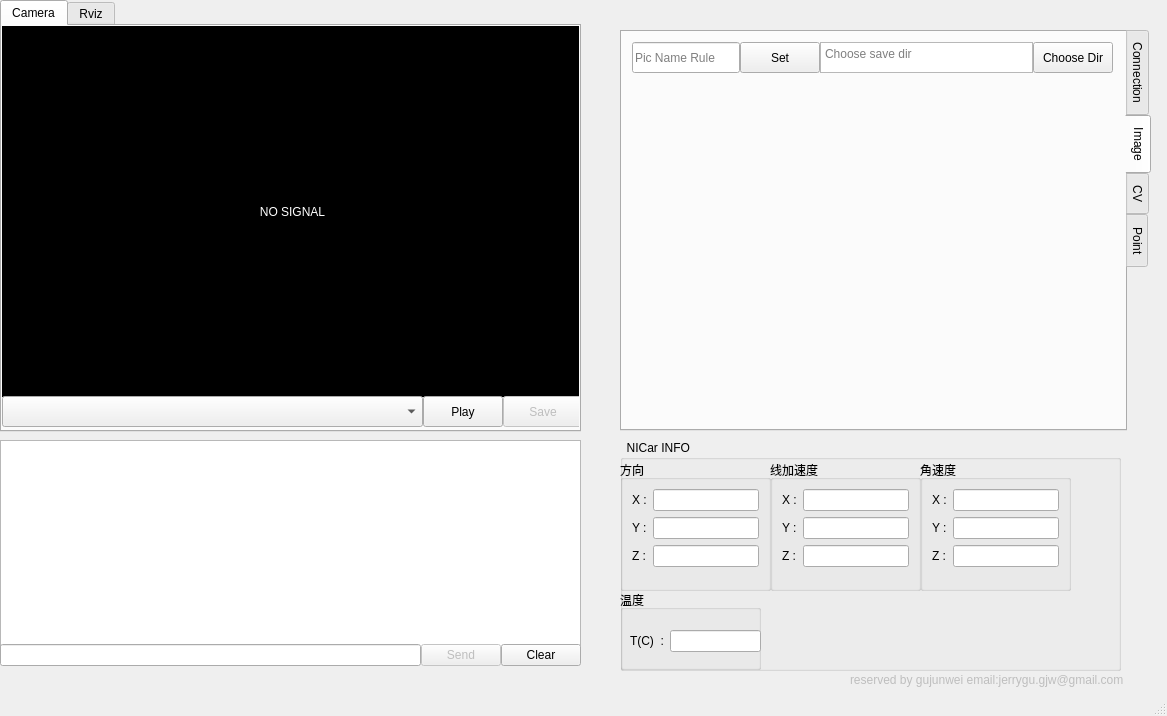
First picture: the form in ui/mainWindow.ui, repository DoiryCool/Qt5-Ros-NICar, before the edit.
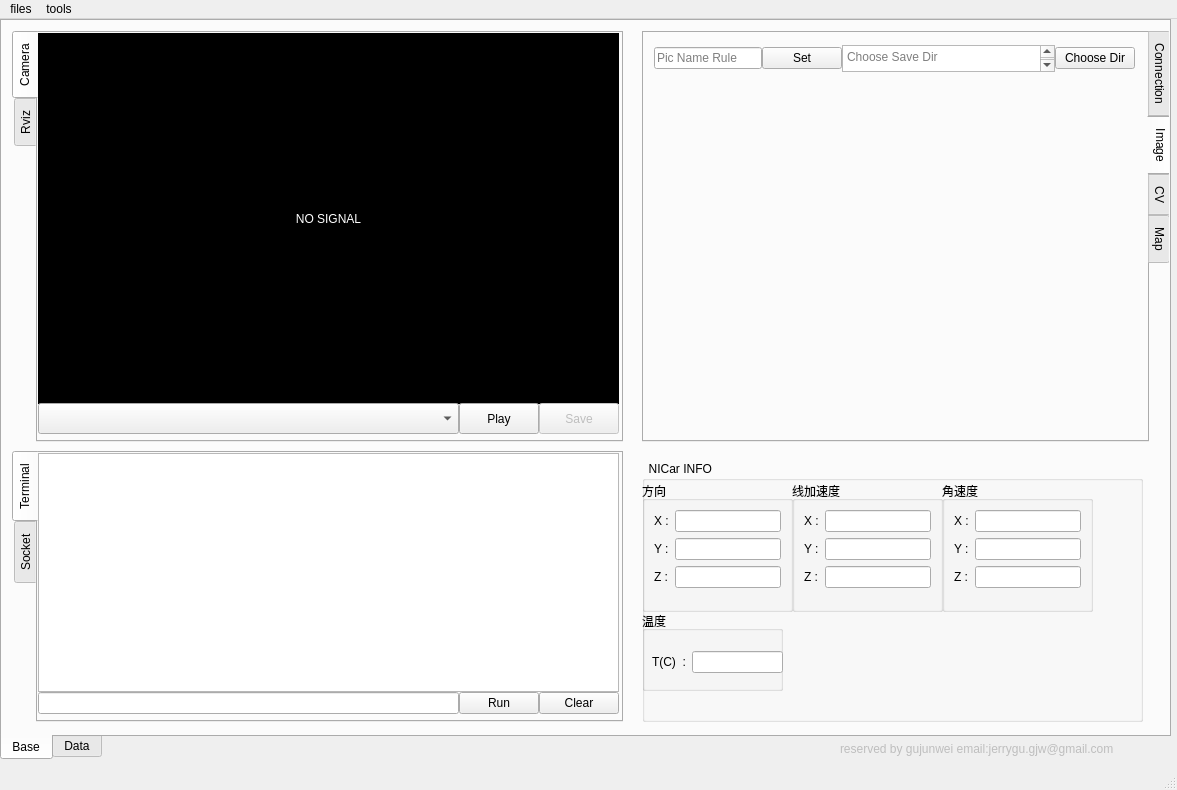
Second picture: the form after the edit. The open tabs and pages were chosen to show the change.

The edit to the form file:
```diff
--- a/ui/mainWindow.ui
+++ b/ui/mainWindow.ui
@@ -6,25 +6,82 @@
    <rect>
     <x>0</x>
     <y>0</y>
-    <width>1167</width>
-    <height>716</height>
+    <width>1177</width>
+    <height>790</height>
    </rect>
   </property>
   <property name="windowTitle">
    <string>NICar</string>
   </property>
   <widget class="QWidget" name="centralwidget">
+   <widget class="QLabel" name="authersaid">
+    <property name="enabled">
+     <bool>false</bool>
+    </property>
+    <property name="geometry">
+     <rect>
+      <x>840</x>
+      <y>720</y>
+      <width>321</width>
+      <height>20</height>
+     </rect>
+    </property>
+    <property name="text">
+     <string notr="true">reserved by gujunwei email:jerrygu.gjw@gmail.com</string>
+    </property>
+   </widget>
+   <widget class="QWidget" name="layoutWidget">
+    <property name="geometry">
+     <rect>
+      <x>0</x>
+      <y>0</y>
+      <width>2</width>
+      <height>2</height>
+     </rect>
+    </property>
+    <layout class="QVBoxLayout" name="verticalLayout_6"/>
+   </widget>
+   <widget class="QWidget" name="layoutWidget">
+    <property name="geometry">
+     <rect>
+      <x>0</x>
+      <y>0</y>
+      <width>2</width>
+      <height>2</height>
+     </rect>
+    </property>
+    <layout class="QVBoxLayout" name="verticalLayout_7"/>
+   </widget>
+   <widget class="QTabWidget" name="tabWidget">
+    <property name="geometry">
+     <rect>
+      <x>0</x>
+      <y>0</y>
+      <width>1171</width>
+      <height>741</height>
+     </rect>
+    </property>
+    <property name="tabPosition">
+     <enum>QTabWidget::South</enum>
+    </property>
+    <property name="currentIndex">
+     <number>0</number>
+    </property>
+    <widget class="QWidget" name="tb_base">
+     <attribute name="title">
+      <string>Base</string>
+     </attribute>
    <widget class="QTabWidget" name="tbw_main">
     <property name="geometry">
      <rect>
-      <x>0</x>
-      <y>0</y>
-      <width>581</width>
-      <height>432</height>
+        <x>10</x>
+        <y>10</y>
+        <width>611</width>
+        <height>411</height>
      </rect>
     </property>
     <property name="tabPosition">
-     <enum>QTabWidget::North</enum>
+       <enum>QTabWidget::West</enum>
     </property>
     <property name="currentIndex">
      <number>0</number>
@@ -127,64 +184,16 @@
      </attribute>
     </widget>
    </widget>
-   <widget class="QTextBrowser" name="tx_showInfo">
-    <property name="geometry">
-     <rect>
-      <x>0</x>
-      <y>440</y>
-      <width>581</width>
-      <height>211</height>
-     </rect>
-    </property>
-   </widget>
-   <widget class="QWidget" name="horizontalLayoutWidget_2">
-    <property name="geometry">
-     <rect>
-      <x>0</x>
-      <y>640</y>
-      <width>581</width>
-      <height>31</height>
-     </rect>
-    </property>
-    <layout class="QHBoxLayout" name="horizontalLayout_2">
-     <property name="spacing">
-      <number>0</number>
-     </property>
-     <property name="sizeConstraint">
-      <enum>QLayout::SetDefaultConstraint</enum>
-     </property>
-     <item>
-      <widget class="QLineEdit" name="li_sendM"/>
-     </item>
-     <item>
-      <widget class="QPushButton" name="bt_sendM">
-       <property name="enabled">
-        <bool>false</bool>
-       </property>
-       <property name="text">
-        <string>Send</string>
-       </property>
-      </widget>
-     </item>
-     <item>
-      <widget class="QPushButton" name="bt_clearSendM">
-       <property name="text">
-        <string>Clear</string>
-       </property>
-      </widget>
-     </item>
-    </layout>
-   </widget>
    <widget class="QTabWidget" name="tbw_sub">
     <property name="enabled">
      <bool>true</bool>
     </property>
     <property name="geometry">
      <rect>
-      <x>620</x>
-      <y>30</y>
+        <x>640</x>
+        <y>10</y>
       <width>531</width>
-      <height>401</height>
+        <height>411</height>
      </rect>
     </property>
     <property name="tabPosition">
@@ -203,7 +212,7 @@
         <x>20</x>
         <y>20</y>
         <width>461</width>
-        <height>361</height>
+          <height>371</height>
        </rect>
       </property>
       <layout class="QVBoxLayout" name="verticalLayout_2">
@@ -528,7 +537,7 @@
        <item>
         <widget class="QLineEdit" name="li_saveNameRule">
          <property name="sizePolicy">
-          <sizepolicy hsizetype="Fixed" vsizetype="Preferred">
+            <sizepolicy hsizetype="Fixed" vsizetype="Fixed">
            <horstretch>0</horstretch>
            <verstretch>0</verstretch>
           </sizepolicy>
@@ -544,7 +553,7 @@
           <bool>true</bool>
          </property>
          <property name="sizePolicy">
-          <sizepolicy hsizetype="Fixed" vsizetype="Expanding">
+            <sizepolicy hsizetype="Fixed" vsizetype="Fixed">
            <horstretch>0</horstretch>
            <verstretch>0</verstretch>
           </sizepolicy>
@@ -565,6 +574,12 @@
            <verstretch>0</verstretch>
           </sizepolicy>
          </property>
+           <property name="maximumSize">
+            <size>
+             <width>16777215</width>
+             <height>27</height>
+            </size>
+           </property>
          <property name="html">
           <string>&lt;!DOCTYPE HTML PUBLIC &quot;-//W3C//DTD HTML 4.0//EN&quot; &quot;http://www.w3.org/TR/REC-html40/strict.dtd&quot;&gt;
 &lt;html&gt;&lt;head&gt;&lt;meta name=&quot;qrichtext&quot; content=&quot;1&quot; /&gt;&lt;style type=&quot;text/css&quot;&gt;
@@ -573,7 +588,7 @@
 &lt;p style=&quot;-qt-paragraph-type:empty; margin-top:0px; margin-bottom:0px; margin-left:0px; margin-right:0px; -qt-block-indent:0; text-indent:0px;&quot;&gt;&lt;br /&gt;&lt;/p&gt;&lt;/body&gt;&lt;/html&gt;</string>
          </property>
          <property name="placeholderText">
-          <string>Choose save dir</string>
+            <string>Choose Save Dir</string>
          </property>
         </widget>
        </item>
@@ -583,7 +598,7 @@
           <bool>true</bool>
          </property>
          <property name="sizePolicy">
-          <sizepolicy hsizetype="Fixed" vsizetype="Expanding">
+            <sizepolicy hsizetype="Fixed" vsizetype="Fixed">
            <horstretch>0</horstretch>
            <verstretch>0</verstretch>
           </sizepolicy>
@@ -1079,17 +1094,17 @@
     </widget>
     <widget class="QWidget" name="tab_pointSet">
      <attribute name="title">
-      <string>Point</string>
+        <string>Map</string>
      </attribute>
     </widget>
    </widget>
    <widget class="QGroupBox" name="gb_baseInfo">
     <property name="geometry">
      <rect>
-      <x>620</x>
+        <x>640</x>
       <y>440</y>
       <width>501</width>
-      <height>231</height>
+        <height>261</height>
      </rect>
     </property>
     <property name="title">
@@ -1350,43 +1365,134 @@
      </layout>
     </widget>
    </widget>
-   <widget class="QLabel" name="authersaid">
+     <widget class="QTabWidget" name="tabWidget_2">
+      <property name="geometry">
+       <rect>
+        <x>10</x>
+        <y>430</y>
+        <width>611</width>
+        <height>271</height>
+       </rect>
+      </property>
+      <property name="tabPosition">
+       <enum>QTabWidget::West</enum>
+      </property>
+      <property name="currentIndex">
+       <number>0</number>
+      </property>
+      <widget class="QWidget" name="tab">
+       <attribute name="title">
+        <string>Terminal</string>
+       </attribute>
+       <widget class="QWidget" name="layoutWidget_4">
+        <property name="geometry">
+         <rect>
+          <x>0</x>
+          <y>0</y>
+          <width>581</width>
+          <height>261</height>
+         </rect>
+        </property>
+        <layout class="QVBoxLayout" name="verticalLayout_9">
+         <property name="spacing">
+          <number>0</number>
+         </property>
+         <item>
+          <widget class="QTextBrowser" name="tx_showInfo_terminal"/>
+         </item>
+         <item>
+          <layout class="QHBoxLayout" name="horizontalLayout_10">
+           <property name="spacing">
+            <number>0</number>
+           </property>
+           <property name="sizeConstraint">
+            <enum>QLayout::SetMaximumSize</enum>
+           </property>
+           <item>
+            <widget class="QLineEdit" name="li_Terminal"/>
+           </item>
+           <item>
+            <widget class="QPushButton" name="bt_run">
+             <property name="enabled">
+              <bool>true</bool>
+             </property>
+             <property name="text">
+              <string>Run</string>
+             </property>
+            </widget>
+           </item>
+           <item>
+            <widget class="QPushButton" name="bt_clearRun">
+             <property name="text">
+              <string>Clear</string>
+             </property>
+            </widget>
+           </item>
+          </layout>
+         </item>
+        </layout>
+       </widget>
+      </widget>
+      <widget class="QWidget" name="tab_2">
+       <attribute name="title">
+        <string>Socket</string>
+       </attribute>
+       <widget class="QWidget" name="layoutWidget">
+        <property name="geometry">
+         <rect>
+          <x>0</x>
+          <y>0</y>
+          <width>551</width>
+          <height>261</height>
+         </rect>
+        </property>
+        <layout class="QVBoxLayout" name="verticalLayout_8">
+         <property name="spacing">
+          <number>0</number>
+         </property>
+         <item>
+          <widget class="QTextBrowser" name="tx_showInfo"/>
+         </item>
+         <item>
+          <layout class="QHBoxLayout" name="horizontalLayout_2">
+           <property name="spacing">
+            <number>0</number>
+           </property>
+           <property name="sizeConstraint">
+            <enum>QLayout::SetDefaultConstraint</enum>
+           </property>
+           <item>
+            <widget class="QLineEdit" name="li_sendM"/>
+           </item>
+           <item>
+            <widget class="QPushButton" name="bt_sendM">
     <property name="enabled">
      <bool>false</bool>
     </property>
-    <property name="geometry">
-     <rect>
-      <x>850</x>
-      <y>670</y>
-      <width>321</width>
-      <height>20</height>
-     </rect>
-    </property>
     <property name="text">
-     <string notr="true">reserved by gujunwei email:jerrygu.gjw@gmail.com</string>
-    </property>
-   </widget>
-   <widget class="QWidget" name="layoutWidget">
-    <property name="geometry">
-     <rect>
-      <x>0</x>
-      <y>0</y>
-      <width>2</width>
-      <height>2</height>
-     </rect>
-    </property>
-    <layout class="QVBoxLayout" name="verticalLayout_6"/>
-   </widget>
-   <widget class="QWidget" name="layoutWidget">
-    <property name="geometry">
-     <rect>
-      <x>0</x>
-      <y>0</y>
-      <width>2</width>
-      <height>2</height>
-     </rect>
-    </property>
-    <layout class="QVBoxLayout" name="verticalLayout_7"/>
+              <string>Send</string>
+             </property>
+            </widget>
+           </item>
+           <item>
+            <widget class="QPushButton" name="bt_clearSendM">
+             <property name="text">
+              <string>Clear</string>
+             </property>
+            </widget>
+           </item>
+          </layout>
+         </item>
+        </layout>
+       </widget>
+      </widget>
+     </widget>
+    </widget>
+    <widget class="QWidget" name="tab_runData">
+     <attribute name="title">
+      <string>Data</string>
+     </attribute>
+    </widget>
    </widget>
   </widget>
   <widget class="QMenuBar" name="menubar">
@@ -1394,10 +1500,23 @@
     <rect>
      <x>0</x>
      <y>0</y>
-     <width>1167</width>
+     <width>1177</width>
      <height>22</height>
     </rect>
    </property>
+   <widget class="QMenu" name="menutools">
+    <property name="title">
+     <string>files</string>
+    </property>
+   </widget>
+   <widget class="QMenu" name="menutools_2">
+    <property name="title">
+     <string>tools</string>
+    </property>
+    <addaction name="actionSerialTools"/>
+   </widget>
+   <addaction name="menutools"/>
+   <addaction name="menutools_2"/>
   </widget>
   <widget class="QStatusBar" name="statusbar"/>
  </widget>
```
Left out of the diff: 9 changed lines with no effect on the pictures. Lines whose indentation alone changed are shown as unchanged.
